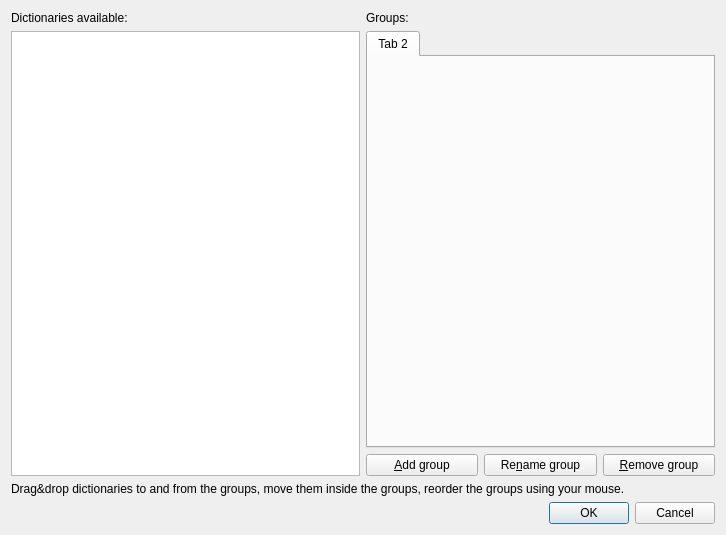
First picture: the form in src/groups.ui, repository goldendict/goldendict, before the edit.
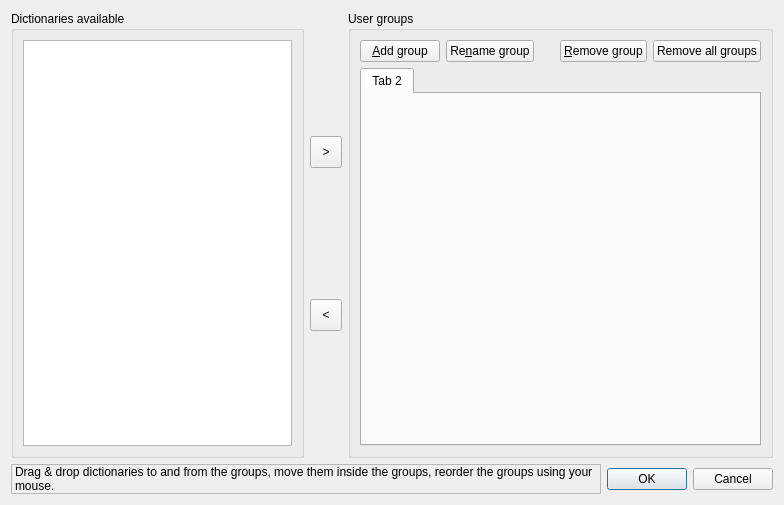
Second picture: the form after the edit. Custom widgets are drawn as their Qt base class.

Commit message: reorganization of Groups dialog (unstable - needs to be checked)

```diff
--- a/src/groups.ui
+++ b/src/groups.ui
@@ -4,106 +4,192 @@
   <property name="windowModality" >
    <enum>Qt::WindowModal</enum>
   </property>
-  <property name="geometry" >
+  <property name="geometry">
    <rect>
     <x>0</x>
     <y>0</y>
-    <width>726</width>
-    <height>535</height>
+    <width>784</width>
+    <height>505</height>
    </rect>
   </property>
   <property name="windowTitle" >
    <string>Groups</string>
   </property>
-  <layout class="QVBoxLayout" name="verticalLayout_2" >
+  <layout class="QVBoxLayout" name="verticalLayout_4">
    <item>
-    <layout class="QHBoxLayout" name="horizontalLayout_2" >
+    <layout class="QHBoxLayout" name="horizontalLayout_3">
      <item>
-      <layout class="QVBoxLayout" name="verticalLayout_3" >
+      <widget class="QGroupBox" name="groupBox">
+       <property name="title">
+        <string>Dictionaries available</string>
+       </property>
+       <layout class="QVBoxLayout" name="verticalLayout_2">
+        <item>
+         <widget class="DictListWidget" name="dictionaries"/>
+        </item>
+       </layout>
+      </widget>
+     </item>
+     <item>
+      <layout class="QVBoxLayout" name="verticalLayout">
        <item>
-        <widget class="QLabel" name="label_2" >
-         <property name="text" >
-          <string>Dictionaries available:</string>
+        <widget class="QToolButton" name="tbAddDictsToGroup">
+         <property name="minimumSize">
+          <size>
+           <width>32</width>
+           <height>32</height>
+          </size>
+         </property>
+         <property name="text">
+          <string>&gt;</string>
          </property>
         </widget>
        </item>
        <item>
-        <widget class="DictListWidget" name="dictionaries" />
+        <widget class="QToolButton" name="tbRemoveDictsFromGroup">
+         <property name="minimumSize">
+          <size>
+           <width>32</width>
+           <height>32</height>
+          </size>
+         </property>
+         <property name="text">
+          <string>&lt;</string>
+         </property>
+        </widget>
        </item>
       </layout>
      </item>
      <item>
-      <layout class="QVBoxLayout" name="verticalLayout" >
-       <item>
-        <widget class="QLabel" name="label_3" >
-         <property name="text" >
-          <string>Groups:</string>
-         </property>
-        </widget>
-       </item>
-       <item>
-        <widget class="DictGroupsWidget" name="groups" >
-         <property name="tabPosition" >
-          <enum>QTabWidget::North</enum>
-         </property>
-         <property name="elideMode" >
-          <enum>Qt::ElideRight</enum>
-         </property>
-         <widget class="QWidget" name="tab_4" >
-          <attribute name="title" >
-           <string>Tab 2</string>
-          </attribute>
+      <widget class="QGroupBox" name="groupBox_2">
+       <property name="title">
+        <string>User groups</string>
+       </property>
+       <layout class="QVBoxLayout" name="verticalLayout_3">
+        <item>
+         <layout class="QHBoxLayout" name="horizontalLayout">
+          <item>
+           <widget class="QPushButton" name="addGroup">
+            <property name="toolTip">
+             <string>Create a new dictionary group</string>
+            </property>
+            <property name="text">
+             <string>&amp;Add group</string>
+            </property>
+           </widget>
+          </item>
+          <item>
+           <widget class="QPushButton" name="renameGroup">
+            <property name="toolTip">
+             <string>Change current group's name</string>
+            </property>
+            <property name="text">
+             <string>Re&amp;name group</string>
+            </property>
+           </widget>
+          </item>
+          <item>
+           <spacer name="verticalSpacer_2">
+            <property name="orientation">
+             <enum>Qt::Horizontal</enum>
+            </property>
+            <property name="sizeType">
+             <enum>QSizePolicy::Fixed</enum>
+            </property>
+            <property name="sizeHint" stdset="0">
+             <size>
+              <width>20</width>
+              <height>20</height>
+             </size>
+            </property>
+           </spacer>
+          </item>
+          <item>
+           <widget class="QPushButton" name="removeGroup">
+            <property name="toolTip">
+             <string>Remove group</string>
+            </property>
+            <property name="text">
+             <string>&amp;Remove group</string>
+            </property>
+           </widget>
+          </item>
+          <item>
+           <widget class="QPushButton" name="removeGroups">
+            <property name="toolTip">
+             <string>Remove all groups</string>
+            </property>
+            <property name="text">
+             <string>Remove all groups</string>
+            </property>
+           </widget>
+          </item>
+         </layout>
+        </item>
+        <item>
+         <widget class="DictGroupsWidget" name="groups">
+          <property name="tabPosition">
+           <enum>QTabWidget::North</enum>
+          </property>
+          <property name="tabShape">
+           <enum>QTabWidget::Rounded</enum>
+          </property>
+          <property name="elideMode">
+           <enum>Qt::ElideRight</enum>
+          </property>
+          <property name="documentMode">
+           <bool>false</bool>
+          </property>
+          <widget class="QWidget" name="tab_4">
+           <attribute name="title">
+            <string>Tab 2</string>
+           </attribute>
+          </widget>
          </widget>
-        </widget>
-       </item>
-       <item>
-        <layout class="QHBoxLayout" name="horizontalLayout" >
-         <item>
-          <widget class="QPushButton" name="addGroup" >
-           <property name="text" >
-            <string>&amp;Add group</string>
-           </property>
-          </widget>
-         </item>
-         <item>
-          <widget class="QPushButton" name="renameGroup" >
-           <property name="text" >
-            <string>Re&amp;name group</string>
-           </property>
-          </widget>
-         </item>
-         <item>
-          <widget class="QPushButton" name="removeGroup" >
-           <property name="text" >
-            <string>&amp;Remove group</string>
-           </property>
-          </widget>
-         </item>
-        </layout>
-       </item>
-      </layout>
+        </item>
+       </layout>
+      </widget>
      </item>
     </layout>
    </item>
    <item>
-    <widget class="QLabel" name="label_4" >
-     <property name="text" >
-      <string>Drag&amp;drop dictionaries to and from the groups, move them inside the groups, reorder the groups using your mouse.</string>
-     </property>
-     <property name="wordWrap" >
-      <bool>true</bool>
-     </property>
-    </widget>
-   </item>
-   <item>
-    <widget class="QDialogButtonBox" name="buttons" >
-     <property name="orientation" >
-      <enum>Qt::Horizontal</enum>
-     </property>
-     <property name="standardButtons" >
-      <set>QDialogButtonBox::Cancel|QDialogButtonBox::Ok</set>
-     </property>
-    </widget>
+    <layout class="QHBoxLayout" name="horizontalLayout_2">
+     <item>
+      <widget class="QLabel" name="label_4">
+       <property name="sizePolicy">
+        <sizepolicy hsizetype="MinimumExpanding" vsizetype="Preferred">
+         <horstretch>0</horstretch>
+         <verstretch>0</verstretch>
+        </sizepolicy>
+       </property>
+       <property name="frameShape">
+        <enum>QFrame::StyledPanel</enum>
+       </property>
+       <property name="text">
+        <string>Drag &amp; drop dictionaries to and from the groups, move them inside the groups, reorder the groups using your mouse.</string>
+       </property>
+       <property name="wordWrap">
+        <bool>true</bool>
+       </property>
+      </widget>
+     </item>
+     <item>
+      <widget class="QDialogButtonBox" name="buttons">
+       <property name="sizePolicy">
+        <sizepolicy hsizetype="Maximum" vsizetype="Fixed">
+         <horstretch>0</horstretch>
+         <verstretch>0</verstretch>
+        </sizepolicy>
+       </property>
+       <property name="orientation">
+        <enum>Qt::Horizontal</enum>
+       </property>
+       <property name="standardButtons">
+        <set>QDialogButtonBox::Cancel|QDialogButtonBox::Ok</set>
+       </property>
+      </widget>
+     </item>
+    </layout>
    </item>
   </layout>
  </widget>
```
Left out of the diff: 17 changed lines with no effect on the pictures. The commit also changes 9 other files.
